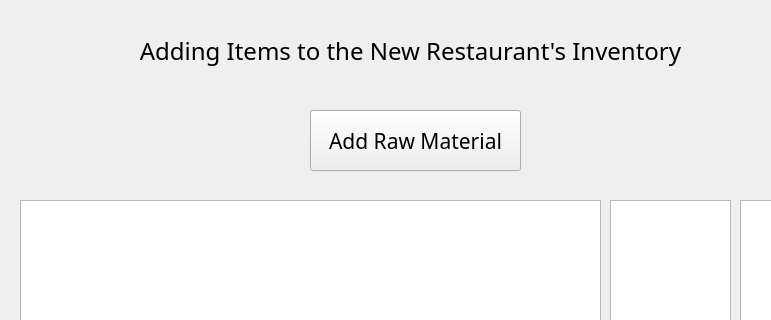
This is RawMaterialtoRestaurant.ui in MSTC-DA-IICT/WoC_7.0_Python_GUI as Qt 5 draws it before an edit; both pictures show x 0 to 771 and y 0 to 320 of the 889 by 719 pixel window. The edited form follows.
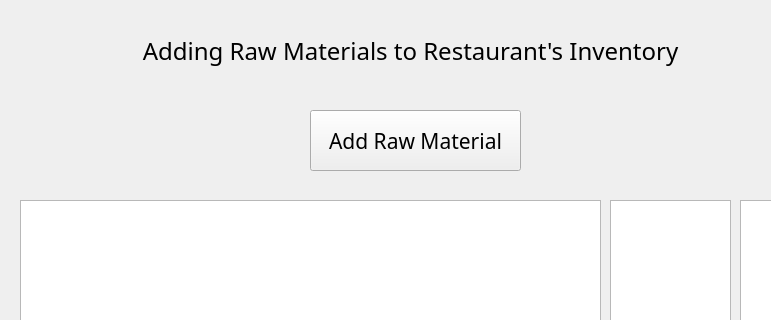
This is the edited form.

```diff
--- a/RawMaterialtoRestaurant.ui
+++ b/RawMaterialtoRestaurant.ui
@@ -30,7 +30,7 @@
      </font>
     </property>
     <property name="text">
-     <string>Adding Items to the New Restaurant's Inventory</string>
+     <string>Adding Raw Materials to Restaurant's Inventory</string>
     </property>
     <property name="alignment">
      <set>Qt::AlignCenter</set>
```
